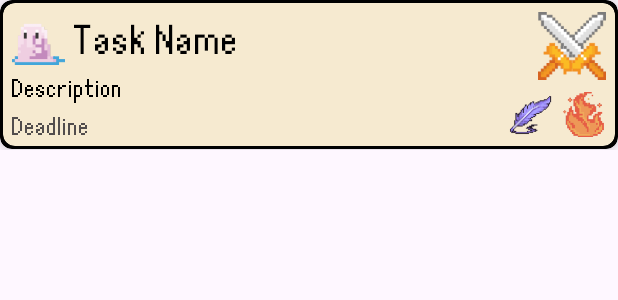
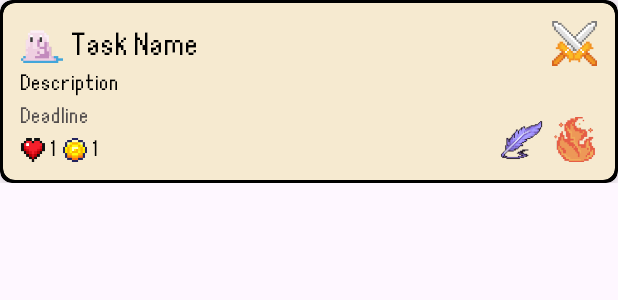
Before and after one commit to marcojalenyu/taskbound, an Android app: the layout task_item_list.xml on its own in the app's theme, with its tools: preview values and no code run, on a phone screen of 412 x 824 dp. Shown: the top 300 px of the screen. Run offline under Robolectric (Android 15) with nearby library versions, the phone set to English and light mode, and no system bars.

Commit message:
feat: Added enemy sprites, display health + reward

```diff
--- a/app/src/main/res/layout/task_item_list.xml
+++ b/app/src/main/res/layout/task_item_list.xml
@@ -4,14 +4,14 @@
     xmlns:tools="http://schemas.android.com/tools"
     android:id="@+id/llTaskContainer"
     android:layout_width="match_parent"
-    android:layout_height="100dp"
+    android:layout_height="wrap_content"
     android:layout_marginBottom="8dp"
     android:orientation="vertical">
 
     <androidx.cardview.widget.CardView
         android:id="@+id/cardOutline"
         android:layout_width="match_parent"
-        android:layout_height="wrap_content"
+        android:layout_height="match_parent"
         app:cardBackgroundColor="#000000"
         app:cardCornerRadius="8dp"
         app:cardElevation="4dp"
@@ -20,7 +20,7 @@
         <androidx.cardview.widget.CardView
             android:id="@+id/cardView"
             android:layout_width="match_parent"
-            android:layout_height="wrap_content"
+            android:layout_height="match_parent"
             app:cardBackgroundColor="#F6EAD0"
             app:cardCornerRadius="8dp">
 
@@ -29,7 +29,7 @@
                 android:layout_height="match_parent"
                 android:background="@android:color/transparent"
                 android:orientation="horizontal"
-                android:padding="6dp">
+                android:padding="12dp">
 
                 <LinearLayout
                     android:layout_width="wrap_content"
@@ -45,9 +45,9 @@
 
                         <ImageView
                             android:id="@+id/imgTaskEnemy"
-                            android:layout_width="35dp"
-                            android:layout_height="35dp"
-                            app:srcCompat="@drawable/enemy_sample" />
+                            android:layout_width="28dp"
+                            android:layout_height="28dp"
+                            app:srcCompat="@drawable/enemy_slime" />
 
                         <TextView
                             android:id="@+id/tvTaskName"
@@ -61,43 +61,81 @@
                             android:paddingTop="6dp"
                             android:text="Task Name"
                             android:textColor="#000000"
-                            android:textSize="26dp" />
+                            android:textSize="20sp" />
                     </LinearLayout>
 
                     <TextView
                         android:id="@+id/tvTaskDesc"
                         android:layout_width="match_parent"
                         android:layout_height="wrap_content"
-                        android:layout_marginTop="8dp"
-                        android:layout_marginBottom="8dp"
+                        android:layout_marginTop="6dp"
                         android:ellipsize="end"
                         android:fontFamily="@font/retropix"
                         android:maxLines="1"
                         android:text="Description"
                         android:textColor="#000000"
-                        android:textSize="16sp" />
+                        android:textSize="14sp" />
 
                     <TextView
                         android:id="@+id/tvTaskDeadline"
                         android:layout_width="match_parent"
                         android:layout_height="wrap_content"
+                        android:layout_marginTop="6dp"
                         android:fontFamily="@font/retropix"
                         android:text="Deadline"
                         android:textColor="#524D4D"
-                        android:textSize="16sp" />
+                        android:textSize="14sp" />
+
+                    <LinearLayout
+                        android:layout_width="match_parent"
+                        android:layout_height="wrap_content"
+                        android:layout_marginTop="6dp"
+                        android:orientation="horizontal">
+
+                        <ImageView
+                            android:id="@+id/imgHealth"
+                            android:layout_width="16dp"
+                            android:layout_height="16dp"
+                            app:srcCompat="@drawable/ic_health" />
+
+                        <TextView
+                            android:id="@+id/tvHealth"
+                            android:layout_width="wrap_content"
+                            android:layout_height="wrap_content"
+                            android:layout_marginStart="4dp"
+                            android:layout_marginEnd="4dp"
+                            android:fontFamily="@font/retropix"
+                            android:text="1"
+                            android:textColor="#000000" />
+
+                        <ImageView
+                            android:id="@+id/imageView3"
+                            android:layout_width="16dp"
+                            android:layout_height="16dp"
+                            app:srcCompat="@drawable/ic_coin" />
+
+                        <TextView
+                            android:id="@+id/tvCoins"
+                            android:layout_width="wrap_content"
+                            android:layout_height="wrap_content"
+                            android:layout_marginStart="4dp"
+                            android:fontFamily="@font/retropix"
+                            android:text="1"
+                            android:textColor="#000000" />
+                    </LinearLayout>
 
                 </LinearLayout>
 
                 <LinearLayout
                     android:id="@+id/llTaskOptions"
                     android:layout_width="wrap_content"
-                    android:layout_height="wrap_content"
+                    android:layout_height="match_parent"
                     android:orientation="vertical">
 
                     <com.google.android.material.floatingactionbutton.FloatingActionButton
                         android:id="@+id/btnAttack"
-                        android:layout_width="45dp"
-                        android:layout_height="45dp"
+                        android:layout_width="30dp"
+                        android:layout_height="30dp"
                         android:layout_gravity="end"
                         android:clickable="true"
                         android:foreground="@drawable/ic_finish_task"
@@ -108,7 +146,7 @@
                     <LinearLayout
                         android:id="@+id/llTaskEdit"
                         android:layout_width="wrap_content"
-                        android:layout_height="wrap_content"
+                        android:layout_height="match_parent"
                         android:layout_marginTop="8dp"
                         android:gravity="bottom"
                         android:orientation="horizontal">
```
Also changed, not shown: app/src/main/res/drawable/enemy_demon.png (added), app/src/main/res/drawable/enemy_dragon.png (added), app/src/main/res/drawable/enemy_goblin.png (added), app/src/main/res/drawable/enemy_orc.png (added), app/src/main/res/drawable/enemy_slime.png (renamed from app/src/main/res/drawable/enemy_sample.png), app/src/main/res/drawable/ic_health.png (added).
